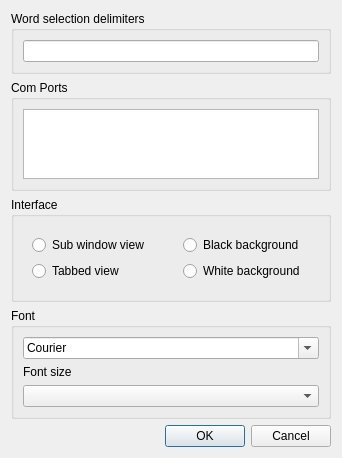
The window that ComBombGui/configdialog.ui (cdesjardins/ComBomb) describes before a commit, drawn with Qt 5.
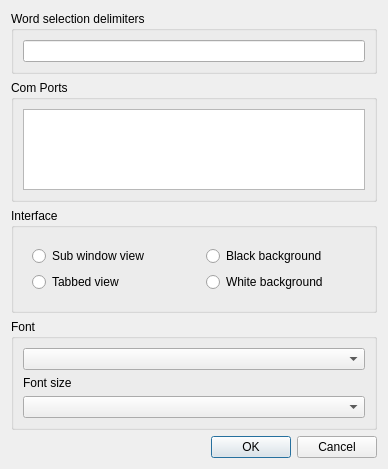
The same window after the commit. Icons and pictures are not drawn. Custom widgets are drawn as their Qt base class.

Commit message: Fix jittery font problems

The edit to the form file:
```diff
--- a/ComBombGui/configdialog.ui
+++ b/ComBombGui/configdialog.ui
@@ -6,8 +6,8 @@
    <rect>
     <x>0</x>
     <y>0</y>
-    <width>342</width>
-    <height>413</height>
+    <width>388</width>
+    <height>469</height>
    </rect>
   </property>
   <property name="windowTitle">
@@ -86,19 +86,7 @@
      </property>
      <layout class="QVBoxLayout" name="verticalLayout_3">
       <item>
-       <widget class="QFontComboBox" name="fontComboBox">
-        <property name="writingSystem">
-         <enum>QFontDatabase::Any</enum>
-        </property>
-        <property name="fontFilters">
-         <set>QFontComboBox::MonospacedFonts</set>
-        </property>
-        <property name="currentFont">
-         <font>
-          <family>BatangChe</family>
-         </font>
-        </property>
-       </widget>
+       <widget class="CBFontComboBox" name="fontComboBox"/>
       </item>
       <item>
        <widget class="QLabel" name="label">
@@ -152,6 +140,11 @@
    <extends>QListWidget</extends>
    <header>cblistwidget.h</header>
   </customwidget>
+  <customwidget>
+   <class>CBFontComboBox</class>
+   <extends>QComboBox</extends>
+   <header location="global">cbfontcombobox.h</header>
+  </customwidget>
  </customwidgets>
  <resources>
   <include location="ComBomb.qrc"/>
```
The commit also changes 9 other files.
